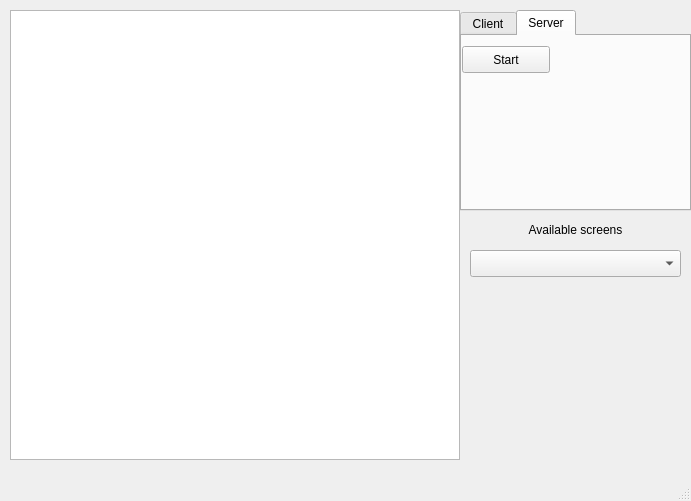
Old version of the form common/gui/src/MainWindow.ui in the repository krisukox/PCs-connector.
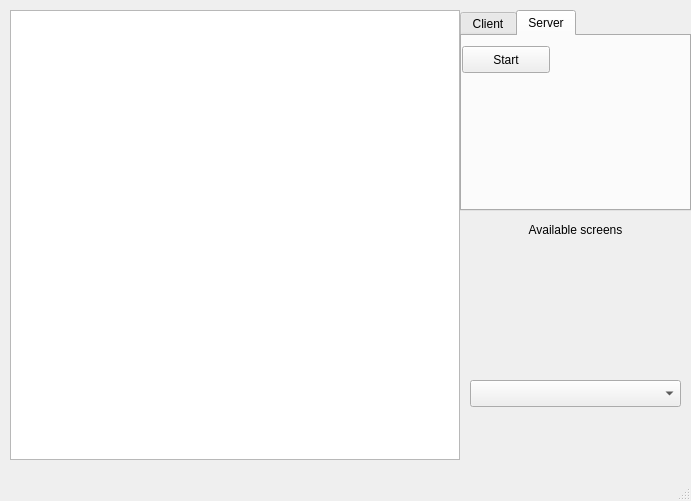
New version of the form.

Diff of the .ui file:
```diff
--- a/common/gui/src/MainWindow.ui
+++ b/common/gui/src/MainWindow.ui
@@ -109,7 +109,7 @@
     <property name="geometry">
      <rect>
       <x>470</x>
-      <y>250</y>
+      <y>380</y>
       <width>211</width>
       <height>27</height>
      </rect>
```
Left out of the diff: 2 changed lines with no effect on the pictures.
